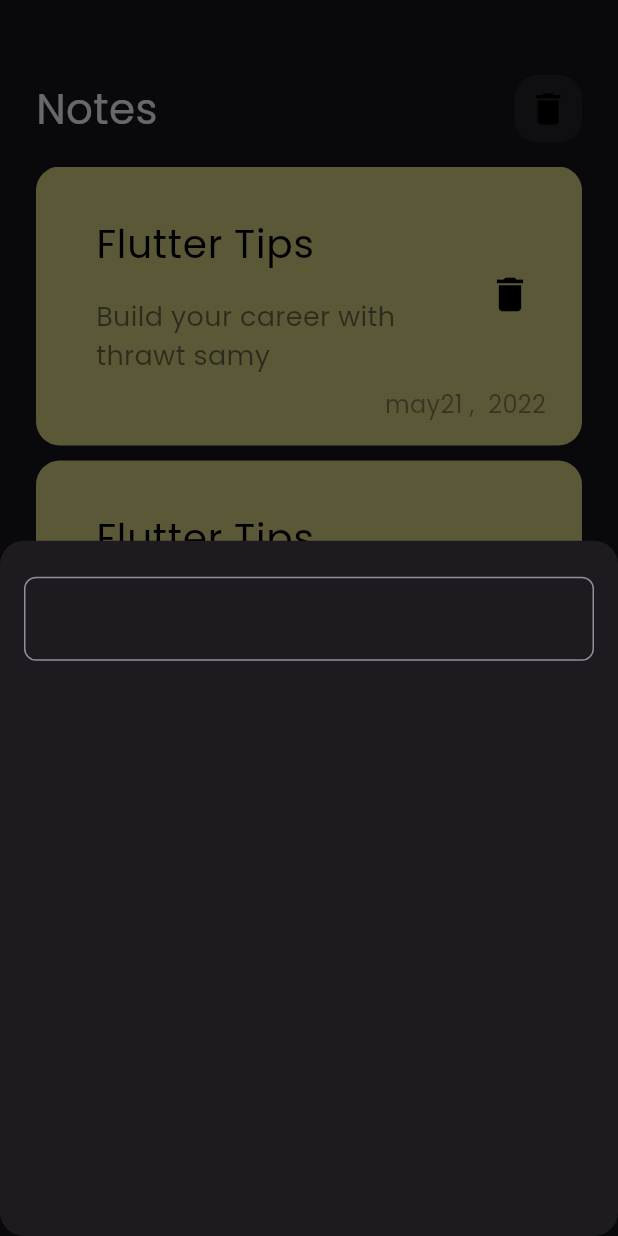
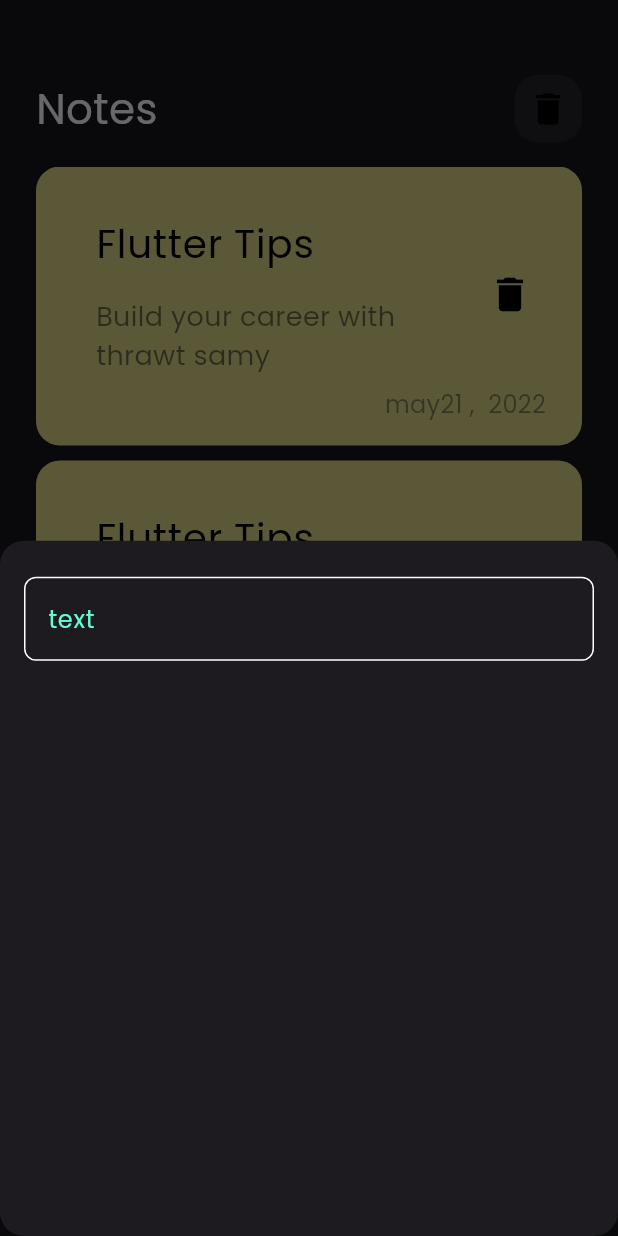
Before and after one commit to MohamedHamedAbdulhakam/notes_app, a Flutter app: the screen it shows after launch, after a tap on the "add" icon, on a phone screen of 412 x 824 dp. Run offline on Flutter 3.47's test engine with Material 3 defaults, Android fonts, the phone set to English and light mode, and no system bars.

Commit message:
custom text field part four

```diff
--- /dev/null
+++ b/lib/constants.dart
@@ -0,0 +1,3 @@
+import 'package:flutter/material.dart';
+
+const kprimarycolor = (const Color(0xff62FCD7));
--- a/lib/views/widgets/custom_text_field.dart
+++ b/lib/views/widgets/custom_text_field.dart
@@ -1,4 +1,5 @@
 import 'package:flutter/material.dart';
+import 'package:notes_app/constants.dart';
 
 class CustomTextField extends StatelessWidget {
   const CustomTextField({super.key});
@@ -6,15 +7,20 @@ class CustomTextField extends StatelessWidget {
   @override
   Widget build(BuildContext context) {
     return TextField(
+      cursorColor: kprimarycolor,
       decoration: InputDecoration(
+        hintText: 'text',
+        hintStyle: TextStyle(color: kprimarycolor),
         border: build_method(),
+        enabledBorder: build_method(),
+        focusedBorder: build_method(kprimarycolor),
       ),
     );
   }
 
-  OutlineInputBorder build_method() {
+  OutlineInputBorder build_method([Color]) {
     return OutlineInputBorder(
-      borderRadius: BorderRadius.circular(8),
-    );
+        borderRadius: BorderRadius.circular(8),
+        borderSide: BorderSide(color: Color ?? Colors.white));
   }
 }
```
